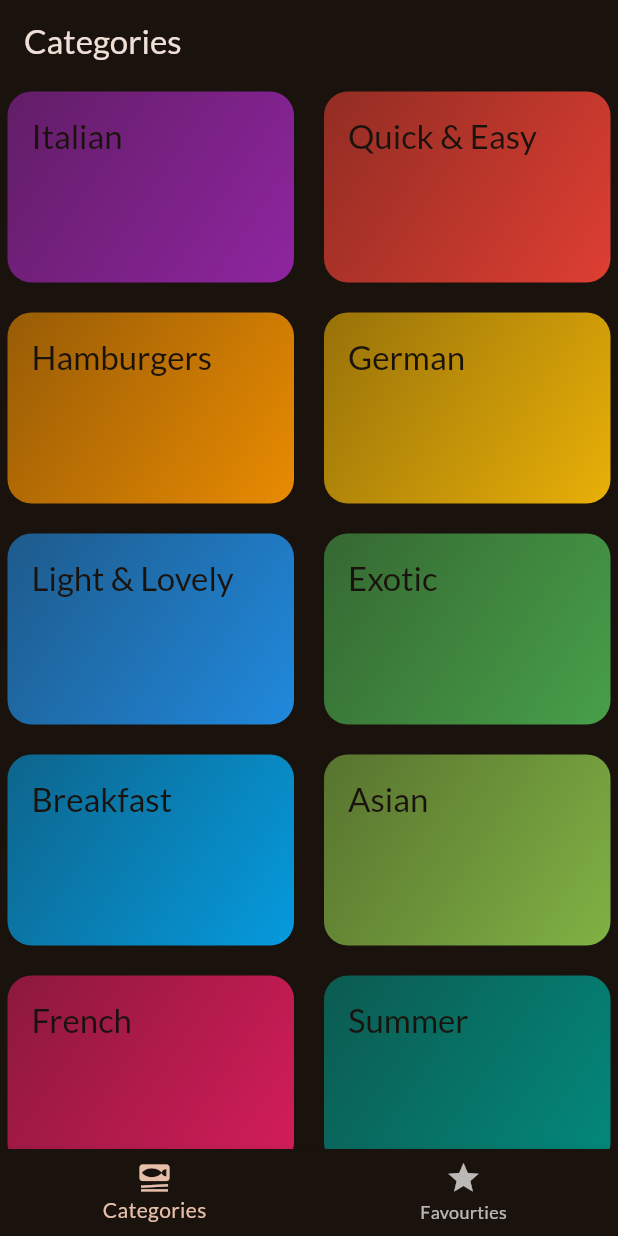
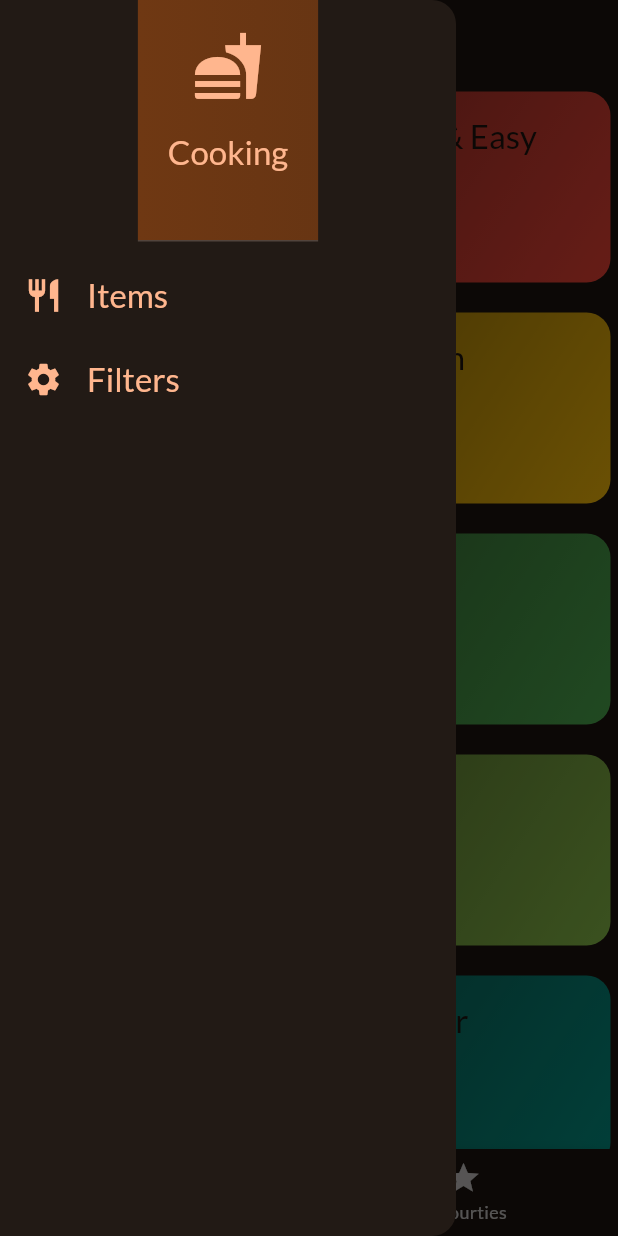
Before and after one commit to abakm/Dart, a Flutter app: the screen it shows after launch, with the side drawer open (before the commit the screen has no drawer), on a phone screen of 412 x 824 dp. Run offline on Flutter 3.47's test engine with Material 2 defaults, Android fonts, the phone set to English and light mode, and no system bars; our stand-ins replace google_fonts, transparent_image; missing offline and left inert: dart:ffi.

Commit message:
multi_app changes

```diff
--- a/multi_screen_app/lib/screens/tabs.dart
+++ b/multi_screen_app/lib/screens/tabs.dart
@@ -2,6 +2,7 @@ import 'package:flutter/material.dart';
 import 'package:multi_screen_app/data/Items.dart';
 import 'package:multi_screen_app/screens/categories.dart';
 import 'package:multi_screen_app/screens/items.dart';
+import 'package:multi_screen_app/widgets/main_drawer.dart';
 
 class Tabs extends StatefulWidget {
   const Tabs({super.key});
@@ -57,7 +58,7 @@ class _TabsState extends State<Tabs> {
         title: Text(activateTitle),
       ),
       body: activatePage,
-      // drawer: Drawer(),
+      drawer: const MainDrawer(),
       bottomNavigationBar: BottomNavigationBar(
         onTap: (index) {
           _selected(index);
--- a/multi_screen_app/lib/widgets/main_drawer.dart
+++ b/multi_screen_app/lib/widgets/main_drawer.dart
@@ -6,15 +6,61 @@ class MainDrawer extends StatelessWidget {
   @override
   Widget build(BuildContext context) {
     return Drawer(
-      child: Column(
-        children:
-        [
-          DrawerHeader(
-            padding: EdgeInsets.all(20),
-            decoration: BoxDecoration(),
-            child:null,)
-
-        ],
-      ));
+        child: Column(
+      children: [
+        DrawerHeader(
+          padding: const EdgeInsets.all(20),
+          decoration: BoxDecoration(
+              gradient: LinearGradient(colors: [
+            Theme.of(context).colorScheme.primaryContainer,
+            Theme.of(context).colorScheme.primaryContainer.withOpacity(0.9)
+          ])),
+          child: Column(
+            children: [
+              Icon(Icons.fastfood,
+                  size: 48, color: Theme.of(context).colorScheme.primary),
+              const SizedBox(
+                height: 20,
+              ),
+              Text(
+                "Cooking",
+                style: Theme.of(context)
+                    .textTheme
+                    .titleLarge!
+                    .copyWith(color: Theme.of(context).colorScheme.primary),
+              )
+            ],
+          ),
+        ),
+        ListTile(
+            onTap: () {},
+            leading: Icon(
+              Icons.restaurant,
+              size: 26,
+              color: Theme.of(context).colorScheme.primary,
+            ),
+            title: Text(
+              "Items",
+              style: Theme.of(context)
+                  .textTheme
+                  .titleLarge!
+                  .copyWith(color: Theme.of(context).colorScheme.primary),
+            )),
+        ListTile(
+            onTap: () {},
+            leading: Icon(
+              Icons.settings,
+              size: 26,
+              color: Theme.of(context).colorScheme.primary,
+            ),
+            title: Text(
+              "Filters",
+              style: Theme.of(context)
+                  .textTheme
+                  .titleLarge!
+                  .copyWith(color: Theme.of(context).colorScheme.primary),
+            )),
+      ],
+    ));
   }
 }
--- /dev/null
+++ b/multi_screen_app/requirements.txt.txt
@@ -0,0 +1,3 @@
+cupertino_icons: ^1.0.2
+google_fonts: ^6.1.0
+transparent_image: ^2.0.1
```
